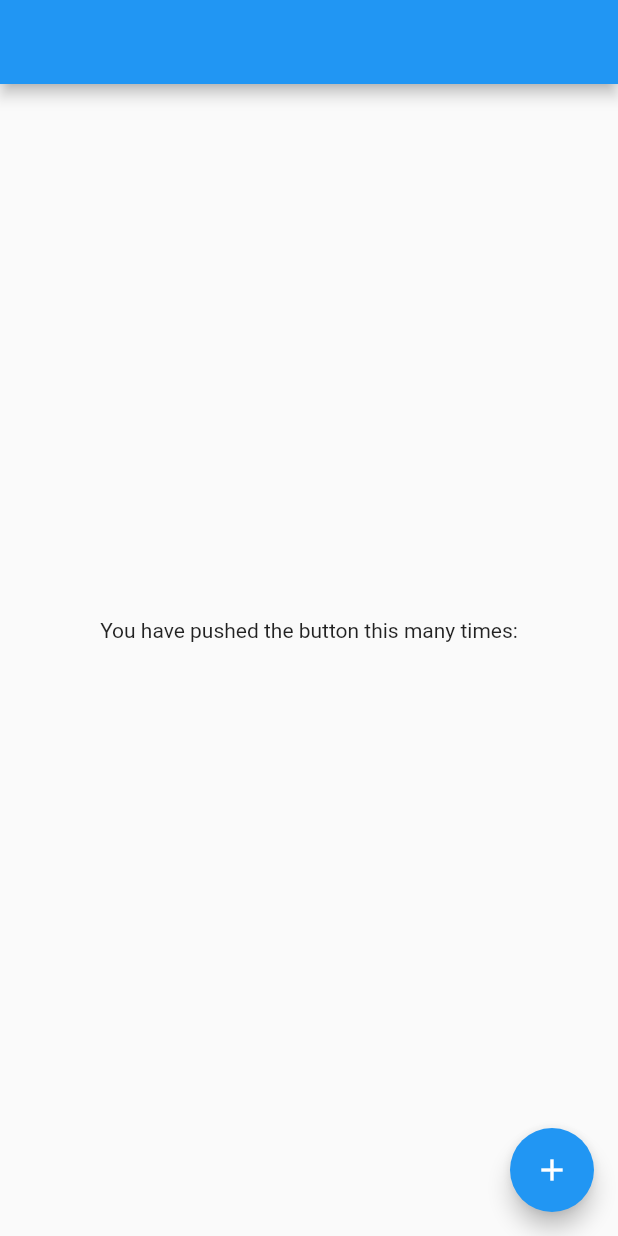
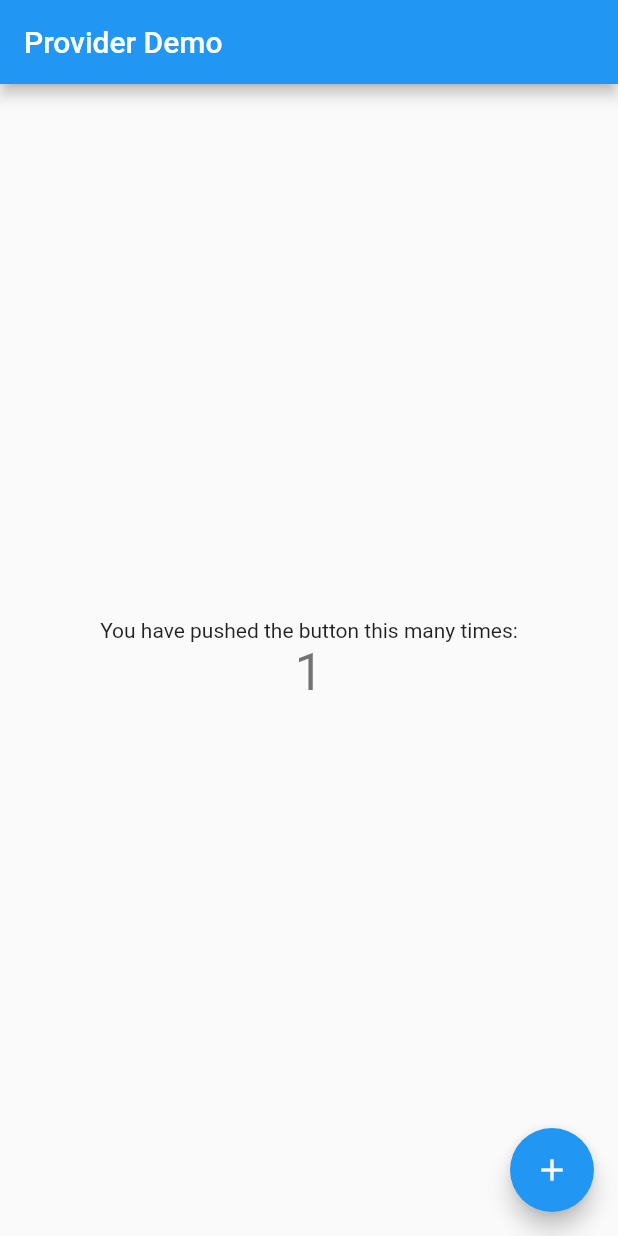
Before and after one commit to abhinay9955/provider_demo, a Flutter app: the screen it shows after launch, after a tap on the "add" icon, on a phone screen of 412 x 824 dp. Run offline on Flutter 3.47's test engine with Material 2 defaults, Android fonts, the phone set to English and light mode, and no system bars.

Commit message:
provider counter added

```diff
--- a/lib/main.dart
+++ b/lib/main.dart
@@ -1,4 +1,7 @@
 import 'package:flutter/material.dart';
+import 'package:provider/provider.dart';
+
+import 'provider/counter_provider.dart';
 
 void main() => runApp(MyApp());
 
@@ -11,7 +14,10 @@ class MyApp extends StatelessWidget {
       theme: ThemeData(
         primarySwatch: Colors.blue,
       ),
-      home: MyHomePage(),
+      home: ChangeNotifierProvider<CounterChanger>(
+          create: (_)=> CounterChanger(0),
+          child: MyHomePage(),
+      ),
     );
   }
 }
@@ -20,9 +26,10 @@ class MyHomePage extends StatelessWidget {
 
   @override
   Widget build(BuildContext context) {
+    var counter=Provider.of<CounterChanger>(context);
     return Scaffold(
       appBar: AppBar(
-        title: Text(""),
+        title: Text("Provider Demo"),
       ),
       body: Center(
         child: Column(
@@ -32,14 +39,14 @@ class MyHomePage extends StatelessWidget {
               'You have pushed the button this many times:',
             ),
             Text(
-              '',
+              '${counter.counter}',
               style: Theme.of(context).textTheme.display1,
             ),
           ],
         ),
       ),
       floatingActionButton: FloatingActionButton(
-        onPressed: (){},
+        onPressed: ()=>counter.increment(),
         tooltip: 'Increment',
         child: Icon(Icons.add),
       ), // This trailing comma makes auto-formatting nicer for build methods.
--- /dev/null
+++ b/lib/provider/counter_provider.dart
@@ -0,0 +1,21 @@
+import 'package:flutter/material.dart';
+
+class CounterChanger with ChangeNotifier{
+
+  int _counter;
+
+  CounterChanger(int c)
+  {
+    _counter=c;
+  }
+
+  int get counter=> _counter;
+
+  void increment()
+  {
+    _counter++;
+    notifyListeners();
+  }
+
+
+}
--- a/pubspec.yaml
+++ b/pubspec.yaml
@@ -23,6 +23,7 @@ dependencies:
   # The following adds the Cupertino Icons font to your application.
   # Use with the CupertinoIcons class for iOS style icons.
   cupertino_icons: ^0.1.2
+  provider:
 
 dev_dependencies:
   flutter_test:
```
Also changed, not shown: pubspec.lock.
